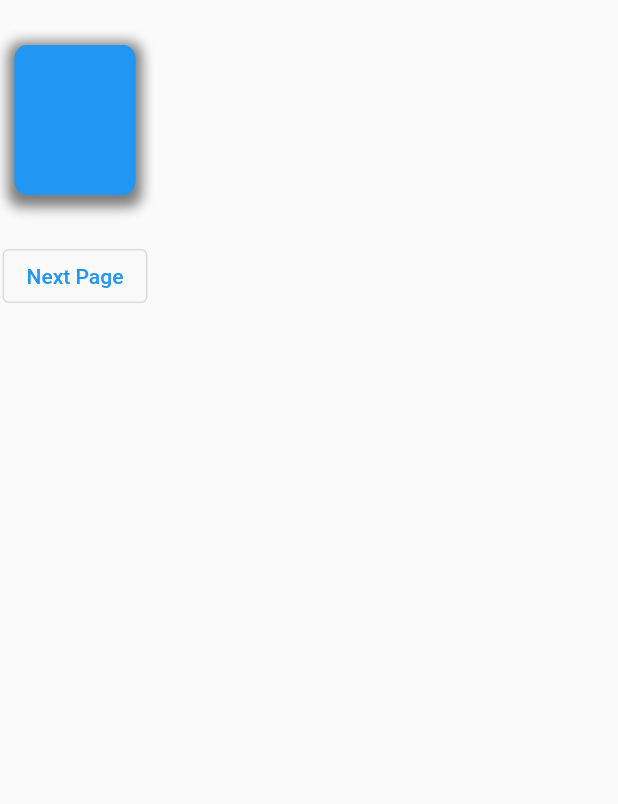
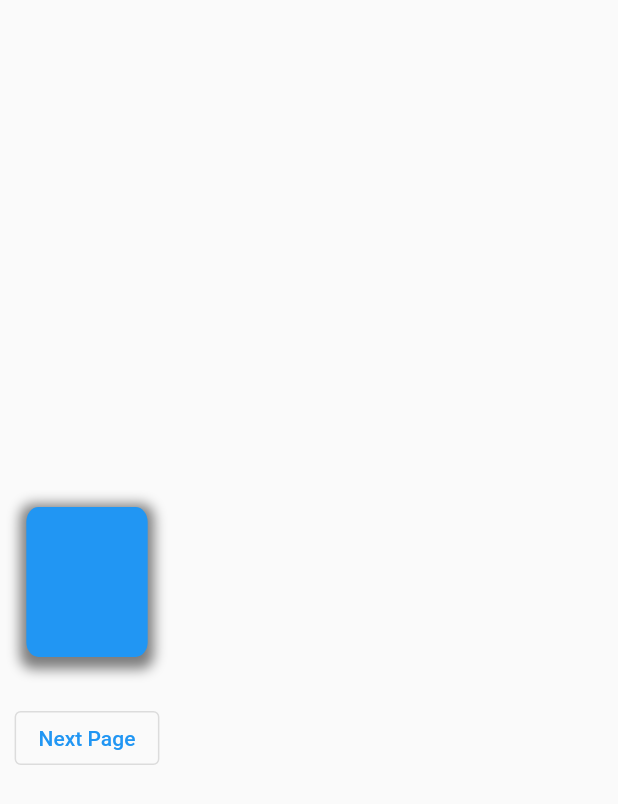
Before and after one commit to Shalom-Nankam/animations, a Flutter app: the screen it shows after launch, on a phone screen of 412 x 824 dp. Shown: the top 804 px of the screen. Run offline on Flutter 3.47's test engine with Material 2 defaults, Android fonts, the phone set to English and light mode, and no system bars.

```diff
--- a/lib/main.dart
+++ b/lib/main.dart
@@ -43,7 +43,12 @@ class _HomeState extends State<Home> with SingleTickerProviderStateMixin {
   @override
   Widget build(BuildContext context) {
     return Scaffold(
-      body: Column(
+      body: Padding(
+        padding: const EdgeInsets.all(8.0),
+        child: SafeArea(
+          child: Column(
+            mainAxisAlignment: MainAxisAlignment.center,
+            crossAxisAlignment: CrossAxisAlignment.center,
             children: [
               const SizedBox(
                 height: 30,
@@ -84,6 +89,8 @@ class _HomeState extends State<Home> with SingleTickerProviderStateMixin {
               )
             ],
           ),
+        ),
+      ),
     );
   }
 }
```
Also changed, not shown: lib/animations/chained_animations.dart (added, +25 -0 lines). Lines whose indentation alone changed are shown as unchanged.
